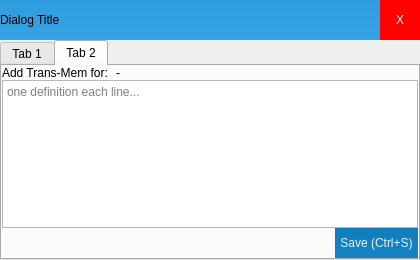
This is MessageForm.ui in longteng9/WikiMate as Qt 5 draws it before an edit. The edited form follows.
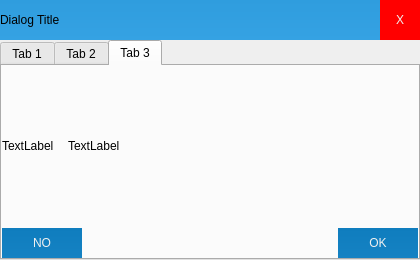
This is the edited form.

```diff
--- a/MessageForm.ui
+++ b/MessageForm.ui
@@ -106,7 +106,7 @@
    <item>
     <widget class="QTabWidget" name="tabWidget">
      <property name="currentIndex">
-      <number>1</number>
+      <number>2</number>
      </property>
      <widget class="QWidget" name="tab">
       <attribute name="title">
@@ -241,7 +241,7 @@
            <property name="minimumSize">
             <size>
              <width>0</width>
-             <height>40</height>
+             <height>30</height>
             </size>
            </property>
            <property name="styleSheet">
@@ -274,6 +274,176 @@
        </item>
       </layout>
      </widget>
+     <widget class="QWidget" name="tab_3">
+      <attribute name="title">
+       <string>Tab 3</string>
+      </attribute>
+      <layout class="QVBoxLayout" name="verticalLayout_4">
+       <property name="spacing">
+        <number>2</number>
+       </property>
+       <property name="leftMargin">
+        <number>0</number>
+       </property>
+       <property name="topMargin">
+        <number>0</number>
+       </property>
+       <property name="rightMargin">
+        <number>0</number>
+       </property>
+       <property name="bottomMargin">
+        <number>0</number>
+       </property>
+       <item>
+        <layout class="QHBoxLayout" name="horizontalLayout_4">
+         <property name="spacing">
+          <number>0</number>
+         </property>
+         <item>
+          <widget class="QLabel" name="labDialogLeft">
+           <property name="sizePolicy">
+            <sizepolicy hsizetype="Preferred" vsizetype="Expanding">
+             <horstretch>0</horstretch>
+             <verstretch>0</verstretch>
+            </sizepolicy>
+           </property>
+           <property name="styleSheet">
+            <string notr="true">font: 11pt &quot;Microsoft YaHei&quot;;</string>
+           </property>
+           <property name="text">
+            <string>TextLabel</string>
+           </property>
+          </widget>
+         </item>
+         <item>
+          <widget class="QLabel" name="labDialogMain">
+           <property name="sizePolicy">
+            <sizepolicy hsizetype="Expanding" vsizetype="Preferred">
+             <horstretch>0</horstretch>
+             <verstretch>0</verstretch>
+            </sizepolicy>
+           </property>
+           <property name="maximumSize">
+            <size>
+             <width>350</width>
+             <height>16777215</height>
+            </size>
+           </property>
+           <property name="styleSheet">
+            <string notr="true">font: 11pt &quot;Microsoft YaHei&quot;;</string>
+           </property>
+           <property name="text">
+            <string>TextLabel</string>
+           </property>
+           <property name="alignment">
+            <set>Qt::AlignLeading|Qt::AlignLeft|Qt::AlignVCenter</set>
+           </property>
+           <property name="wordWrap">
+            <bool>true</bool>
+           </property>
+          </widget>
+         </item>
+        </layout>
+       </item>
+       <item>
+        <layout class="QHBoxLayout" name="horizontalLayout_5">
+         <item>
+          <widget class="QPushButton" name="btnDialogNO">
+           <property name="sizePolicy">
+            <sizepolicy hsizetype="Minimum" vsizetype="Preferred">
+             <horstretch>0</horstretch>
+             <verstretch>0</verstretch>
+            </sizepolicy>
+           </property>
+           <property name="minimumSize">
+            <size>
+             <width>80</width>
+             <height>40</height>
+            </size>
+           </property>
+           <property name="styleSheet">
+            <string notr="true">QPushButton{
+font: 10pt &quot;Verdana&quot;;
+border-style: none;
+border: 0px;
+color: #F0F0F0;
+padding: 5px;	
+min-height: 20px;
+border-radius:0px;
+background: qlineargradient(spread:pad, x1:0, y1:0, x2:0, y2:1, stop:0 #0F7DBE, stop:1 #1582C3); }
+QPushButton:hover{ 
+	background: qlineargradient(spread:pad, x1:0, y1:0, x2:0, y2:1, stop:0 #50A3F0, stop:1 #489CEA);
+}
+
+QPushButton:pressed{ 
+	background: qlineargradient(spread:pad, x1:0, y1:0, x2:0, y2:1, stop:0 #0F7DBE, stop:1 #1582C3);
+}</string>
+           </property>
+           <property name="text">
+            <string>NO</string>
+           </property>
+           <property name="flat">
+            <bool>true</bool>
+           </property>
+          </widget>
+         </item>
+         <item>
+          <spacer name="horizontalSpacer_2">
+           <property name="orientation">
+            <enum>Qt::Horizontal</enum>
+           </property>
+           <property name="sizeHint" stdset="0">
+            <size>
+             <width>40</width>
+             <height>20</height>
+            </size>
+           </property>
+          </spacer>
+         </item>
+         <item>
+          <widget class="QPushButton" name="btnDialogOK">
+           <property name="sizePolicy">
+            <sizepolicy hsizetype="Minimum" vsizetype="Preferred">
+             <horstretch>0</horstretch>
+             <verstretch>0</verstretch>
+            </sizepolicy>
+           </property>
+           <property name="minimumSize">
+            <size>
+             <width>80</width>
+             <height>40</height>
+            </size>
+           </property>
+           <property name="styleSheet">
+            <string notr="true">QPushButton{
+font: 10pt &quot;Verdana&quot;;
+border-style: none;
+border: 0px;
+color: #F0F0F0;
+padding: 5px;	
+min-height: 20px;
+border-radius:0px;
+background: qlineargradient(spread:pad, x1:0, y1:0, x2:0, y2:1, stop:0 #0F7DBE, stop:1 #1582C3); }
+QPushButton:hover{ 
+	background: qlineargradient(spread:pad, x1:0, y1:0, x2:0, y2:1, stop:0 #50A3F0, stop:1 #489CEA);
+}
+
+QPushButton:pressed{ 
+	background: qlineargradient(spread:pad, x1:0, y1:0, x2:0, y2:1, stop:0 #0F7DBE, stop:1 #1582C3);
+}</string>
+           </property>
+           <property name="text">
+            <string>OK</string>
+           </property>
+           <property name="flat">
+            <bool>true</bool>
+           </property>
+          </widget>
+         </item>
+        </layout>
+       </item>
+      </layout>
+     </widget>
     </widget>
    </item>
   </layout>
```
